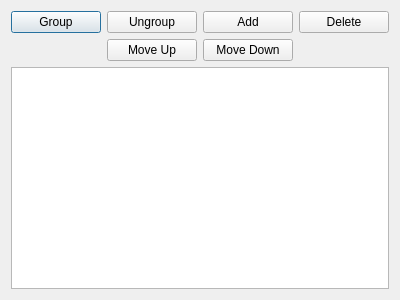
First picture: the form in layerviewer.ui, repository WoT86/FastArray, before the edit.
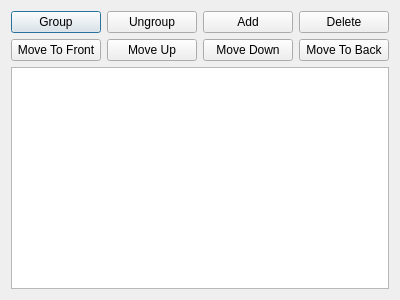
Second picture: the form after the edit. Icons and pictures are not drawn. Custom widgets are drawn as their Qt base class.

```diff
--- a/layerviewer.ui
+++ b/layerviewer.ui
@@ -65,6 +65,20 @@
        </property>
       </widget>
      </item>
+     <item row="1" column="0">
+      <widget class="QPushButton" name="buttonMoveToFront">
+       <property name="text">
+        <string>Move To Front</string>
+       </property>
+      </widget>
+     </item>
+     <item row="1" column="3">
+      <widget class="QPushButton" name="buttonMoveToBack">
+       <property name="text">
+        <string>Move To Back</string>
+       </property>
+      </widget>
+     </item>
     </layout>
    </item>
    <item>
```
